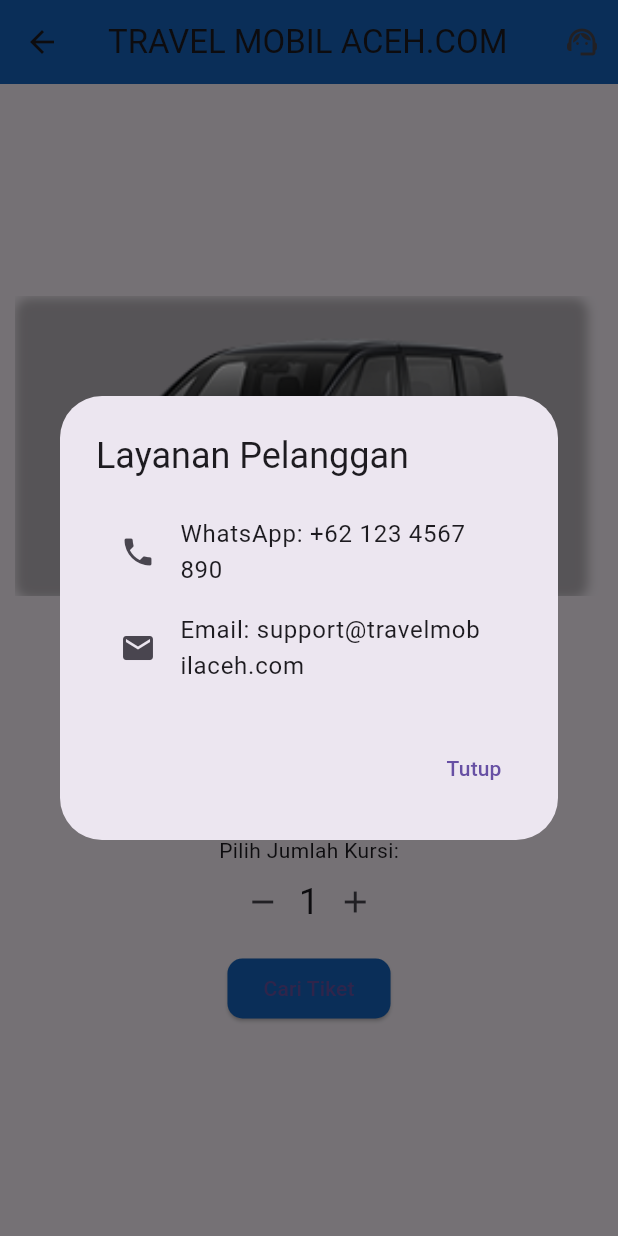
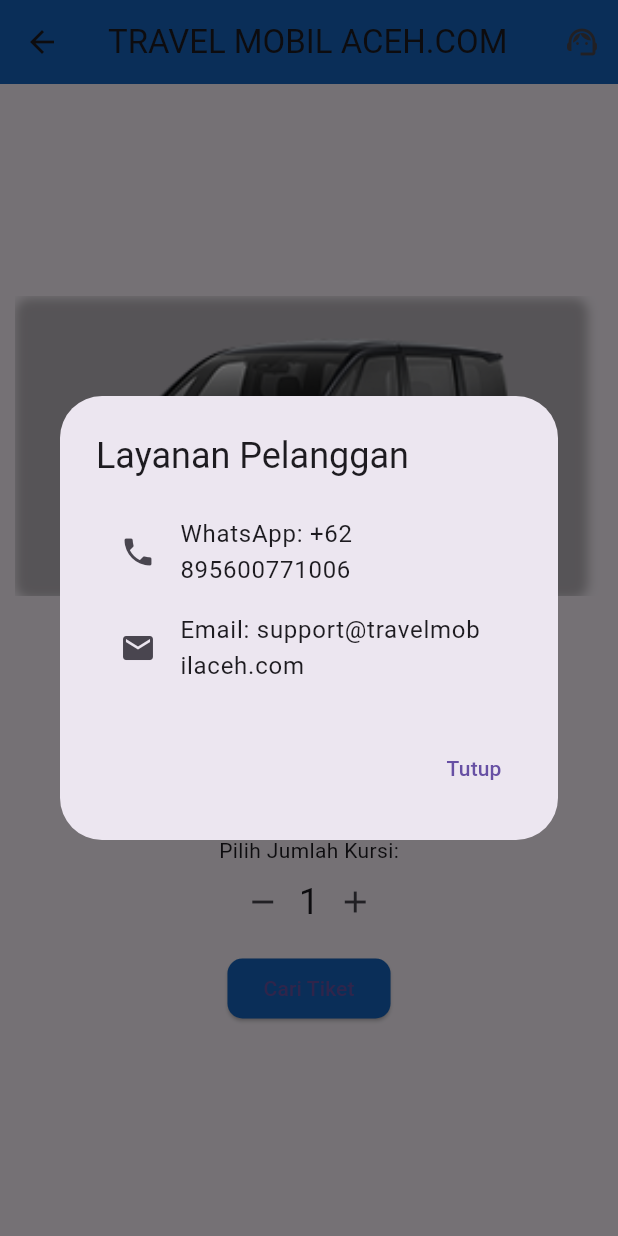
Before and after one commit to TEUNGKU-ZULKIFLI/ACEH_TICKET_TRAVEL_CAR, a Flutter app: the HomeScreen screen opened directly, after a tap on the "support agent" icon, on a phone screen of 412 x 824 dp. Run offline on Flutter 3.47's test engine with Material 3 defaults, Android fonts, the phone set to English and light mode, and no system bars.

Commit message:
yusuf mengedit page home screen.dart

```diff
--- a/lib/home_screen.dart
+++ b/lib/home_screen.dart
@@ -74,8 +74,8 @@ class _HomeScreenState extends State<HomeScreen> {
             children: [
               ListTile(
                 leading: Icon(Icons.phone),
-                title: Text('WhatsApp: +62 123 4567 890'),
-                onTap: () => bukaWhatsApp('+621234567890'),
+                title: Text('WhatsApp: +62 895600771006'),
+                onTap: () => bukaWhatsApp('+62 895600771006'),
               ),
               ListTile(
                 leading: Icon(Icons.email),
```
